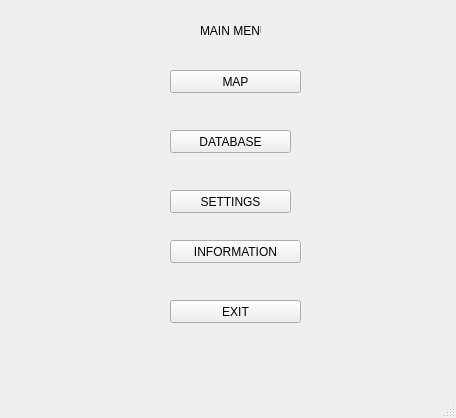
First picture: the form in app/ui/main_menu_window.ui, repository reisenbest/PPK_ARCHEOMAP, before the edit.
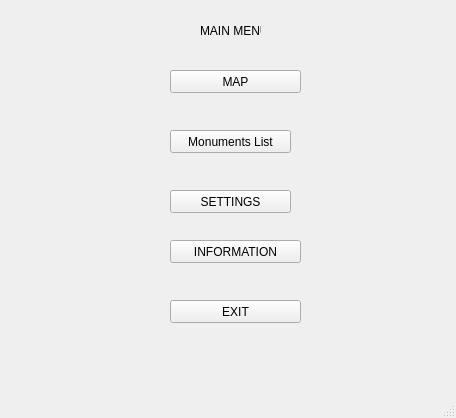
Second picture: the form after the edit.

Commit message: заглуша для пункта меню monuments list

What changed in the file:
```diff
--- a/app/ui/main_menu_window.ui
+++ b/app/ui/main_menu_window.ui
@@ -37,7 +37,7 @@
      </rect>
     </property>
     <property name="text">
-     <string>DATABASE</string>
+     <string>Monuments List</string>
     </property>
    </widget>
    <widget class="QPushButton" name="MenuSettingsButton">
```
Left out of the diff: 2 changed lines with no effect on the pictures. The commit also changes 8 other files.
